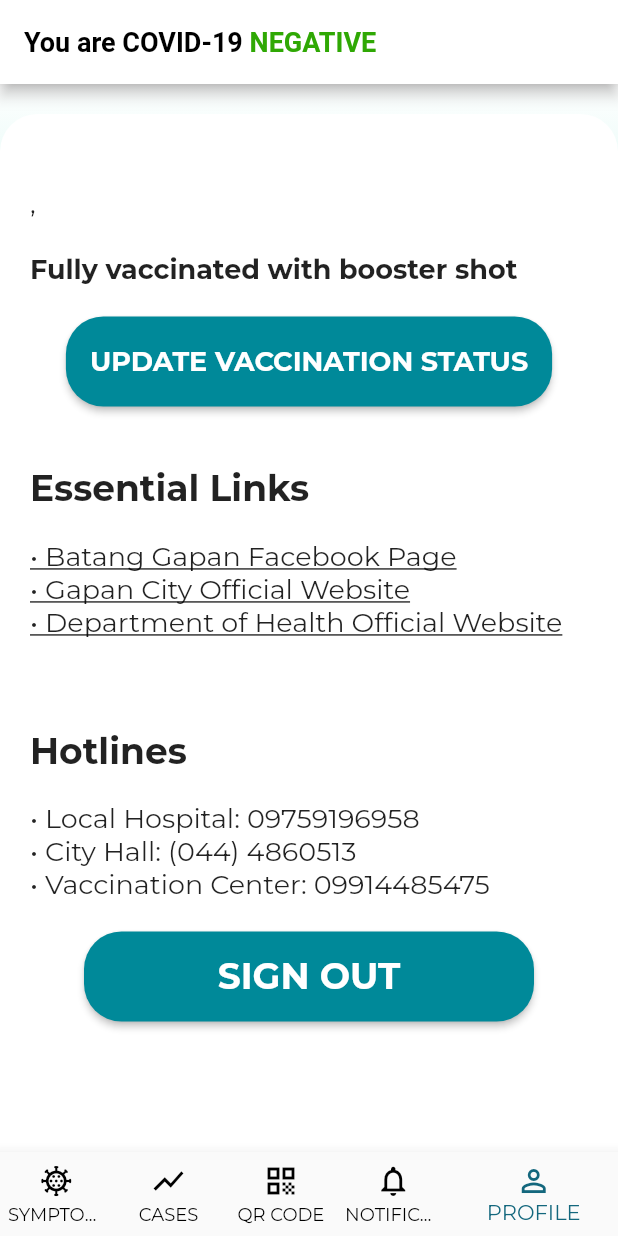
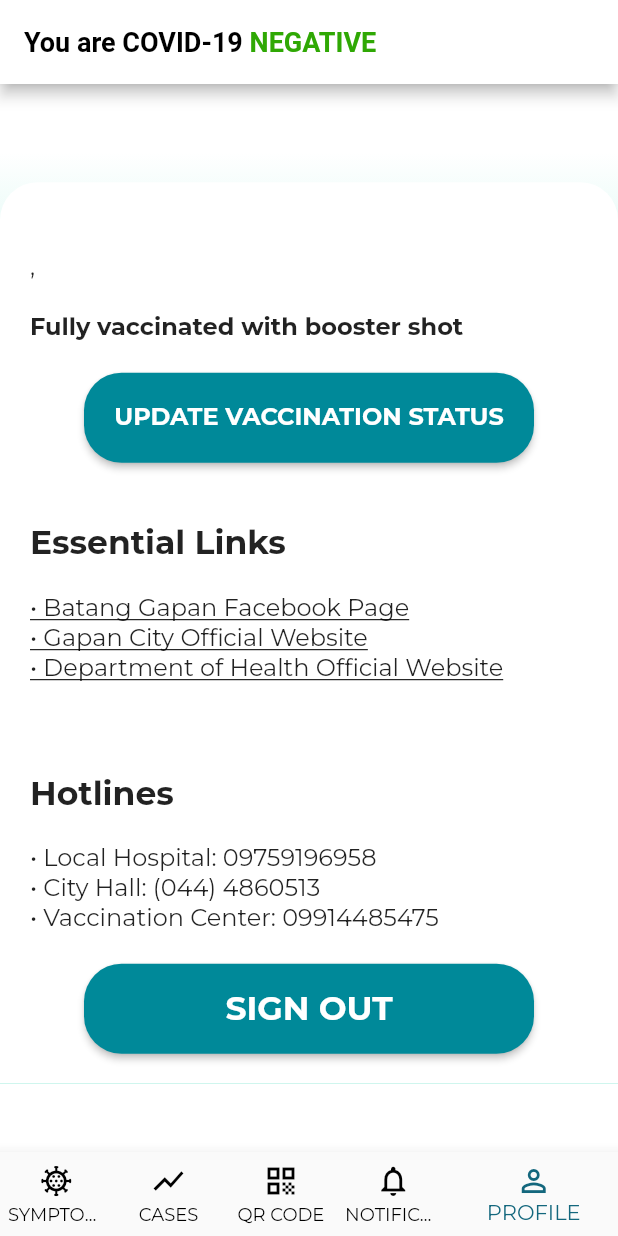
Before and after one commit to ilaynicholas/sp-mobile, a Flutter app: the UserNavbar screen opened directly, item 5 of the bottom bar chosen, on a phone screen of 412 x 824 dp. Run offline on Flutter 3.47's test engine with Material 2 defaults, Android fonts, the phone set to English and light mode, and no system bars; our stand-ins replace cloud_firestore, firebase_auth, firebase_core, google_fonts, qr_flutter; missing offline and left inert: dart:html, mobile_scanner; accounts and stored records are empty; network calls fail.

Commit message:
UI fixes, removed logo

```diff
--- a/lib/screens/user/profile_screen.dart
+++ b/lib/screens/user/profile_screen.dart
@@ -36,7 +36,8 @@ class _ProfileScreenState extends State<ProfileScreen> {
 
   @override
   Widget build(BuildContext context) {
-    return Container(
+    return SingleChildScrollView(
+      child: Container(
         decoration: const BoxDecoration(
           gradient: LinearGradient(
             begin: Alignment.topCenter,
@@ -47,8 +48,7 @@ class _ProfileScreenState extends State<ProfileScreen> {
         child: Column(
           children: [
             const SizedBox(height: 20),
-          Expanded(
-            child: Container(
+            Container(
               width: double.infinity,
               decoration: const BoxDecoration(
                 borderRadius: BorderRadius.only(
@@ -69,7 +69,7 @@ class _ProfileScreenState extends State<ProfileScreen> {
                           return Text(
                             snapshot.data!.name.toString(),
                             style: const TextStyle(
-                              fontSize: 24,
+                              fontSize: 22,
                               fontWeight: FontWeight.bold,
                               color: Color(0xFF13677D)
                             )
@@ -88,7 +88,7 @@ class _ProfileScreenState extends State<ProfileScreen> {
                           return Text(
                             snapshot.data!.barangay.toString() + ", " + snapshot.data!.municipality.toString(),
                             style: const TextStyle(
-                              fontSize: 18,
+                              fontSize: 16,
                             )
                           );
                         } else if (snapshot.hasError) {
@@ -105,7 +105,7 @@ class _ProfileScreenState extends State<ProfileScreen> {
                           return Text(
                             snapshot.data!.number.toString(),
                             style: const TextStyle(
-                              fontSize: 18,
+                              fontSize: 16,
                             )
                           );
                         } else if (snapshot.hasError) {
@@ -122,7 +122,7 @@ class _ProfileScreenState extends State<ProfileScreen> {
                           return Text(
                             vaccinationStatuses[snapshot.data!['vaccinationStatus']],
                             style: const TextStyle(
-                              fontSize: 18,
+                              fontSize: 16,
                               fontWeight: FontWeight.bold
                             )
                           );
@@ -147,7 +147,7 @@ class _ProfileScreenState extends State<ProfileScreen> {
                           child: const Text(
                               "UPDATE VACCINATION STATUS",
                               style: TextStyle(
-                                  fontSize: 18.0,
+                                  fontSize: 16.0,
                                   fontWeight: FontWeight.bold
                                 )
                             ),
@@ -166,7 +166,7 @@ class _ProfileScreenState extends State<ProfileScreen> {
                     const Text(
                       "Essential Links",
                       style: TextStyle(
-                        fontSize: 24,
+                        fontSize: 22,
                         fontWeight: FontWeight.bold
                       ),
                     ),
@@ -175,7 +175,7 @@ class _ProfileScreenState extends State<ProfileScreen> {
                       child: const Text(
                         "\u2022 Batang Gapan Facebook Page",
                         style: TextStyle(
-                          fontSize: 18,
+                          fontSize: 16,
                           decoration: TextDecoration.underline
                         )
                       ),
@@ -185,7 +185,7 @@ class _ProfileScreenState extends State<ProfileScreen> {
                       child: const Text(
                         "\u2022 Gapan City Official Website",
                         style: TextStyle(
-                          fontSize: 18,
+                          fontSize: 16,
                           decoration: TextDecoration.underline
                         )
                       ),
@@ -195,7 +195,7 @@ class _ProfileScreenState extends State<ProfileScreen> {
                       child: const Text(
                         "\u2022 Department of Health Official Website",
                         style: TextStyle(
-                          fontSize: 18,
+                          fontSize: 16,
                           decoration: TextDecoration.underline
                         )
                       ),
@@ -205,7 +205,7 @@ class _ProfileScreenState extends State<ProfileScreen> {
                     const Text(
                       "Hotlines",
                       style: TextStyle(
-                        fontSize: 24,
+                        fontSize: 22,
                         fontWeight: FontWeight.bold
                       ),
                     ),
@@ -213,19 +213,19 @@ class _ProfileScreenState extends State<ProfileScreen> {
                     const Text(
                       "\u2022 Local Hospital: 09759196958",
                       style: TextStyle(
-                        fontSize: 18
+                        fontSize: 16
                       )
                     ),
                     const Text(
                       "\u2022 City Hall: (044) 4860513",
                       style: TextStyle(
-                        fontSize: 18
+                        fontSize: 16
                       )
                     ),
                     const Text(
                       "\u2022 Vaccination Center: 09914485475",
                       style: TextStyle(
-                        fontSize: 18
+                        fontSize: 16
                       )
                     ),
                     const Padding(padding: EdgeInsets.symmetric(vertical: 10)),
@@ -243,7 +243,7 @@ class _ProfileScreenState extends State<ProfileScreen> {
                           child: const Text(
                             "SIGN OUT",
                             style: TextStyle(
-                                fontSize: 24.0,
+                                fontSize: 22.0,
                                 fontWeight: FontWeight.bold
                               )
                           ),
@@ -261,10 +261,10 @@ class _ProfileScreenState extends State<ProfileScreen> {
                   ],
                 ),
               ),
-            ),
             )
           ]
         )
+      ),
     );
   }
 
```
Also changed, not shown: lib/screens/establishment/profile_estab_screen.dart (+16 -16 lines), lib/screens/home_screen.dart (deleted, +0 -19 lines), lib/screens/login_screen.dart (+0 -8 lines), lib/screens/register_estab_screen.dart (+0 -9 lines), lib/screens/register_user_screen.dart (+0 -9 lines), lib/screens/symptoms_screen.dart (+21 -18 lines), lib/screens/temp_screen.dart (deleted, +0 -175 lines), 1 other file. Lines whose indentation alone changed are shown as unchanged.
